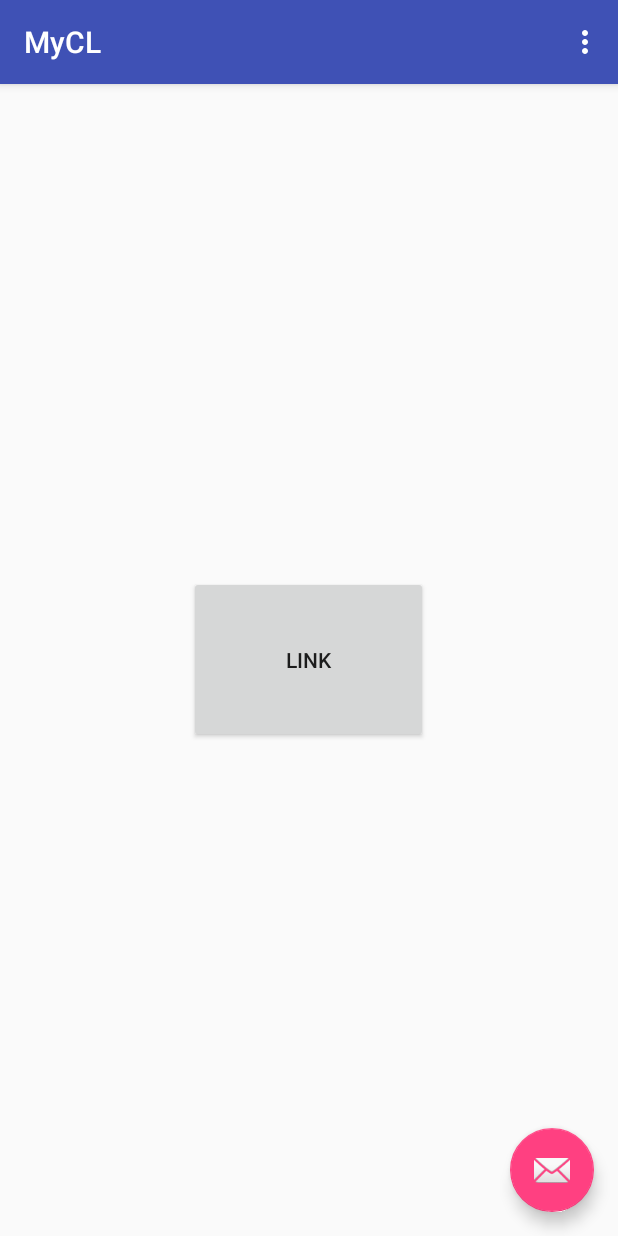
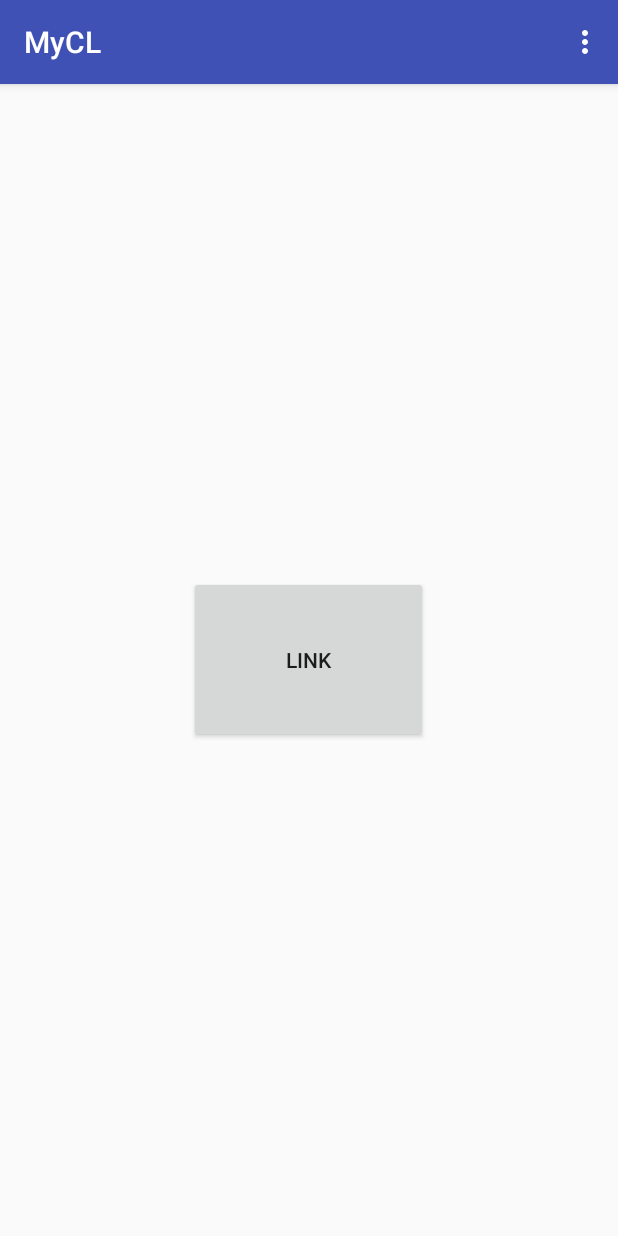
Before and after one commit to magio-hercules/LABis-MyCL, an Android app: the screen it shows after launch (MainActivity), on a phone screen of 412 x 824 dp. Run offline under Robolectric (Android 15) with nearby library versions, the phone set to English and light mode, and no system bars.

Commit message:
UPDATE UI
UPDATE UI

```diff
--- a/Android/app/src/main/java/com/labis/mycl/ContentsActivity.java
+++ b/Android/app/src/main/java/com/labis/mycl/ContentsActivity.java
@@ -4,6 +4,7 @@ import android.os.Bundle;
 import android.support.design.widget.TabLayout;
 import android.support.v4.view.ViewPager;
 import android.support.v7.app.AppCompatActivity;
+import android.support.v7.widget.Toolbar;
 
 public class ContentsActivity extends AppCompatActivity {
 
@@ -14,6 +15,10 @@ public class ContentsActivity extends AppCompatActivity {
     protected void onCreate(Bundle savedInstanceState) {
         super.onCreate(savedInstanceState);
         setContentView(R.layout.activity_contents);
+
+        //Adding toolbar to the activity
+        Toolbar toolbar = (Toolbar) findViewById(R.id.toolbar);
+        setSupportActionBar(toolbar);
 
         // Initializing the TabLayout
         tabLayout = (TabLayout) findViewById(R.id.tabLayout);
--- a/Android/app/src/main/java/com/labis/mycl/MainActivity.java
+++ b/Android/app/src/main/java/com/labis/mycl/MainActivity.java
@@ -2,8 +2,6 @@ package com.labis.mycl;
 
 import android.content.Intent;
 import android.os.Bundle;
-import android.support.design.widget.FloatingActionButton;
-import android.support.design.widget.Snackbar;
 import android.support.v7.app.AppCompatActivity;
 import android.support.v7.widget.Toolbar;
 import android.view.Menu;
@@ -19,15 +17,6 @@ public class MainActivity extends AppCompatActivity {
         setContentView(R.layout.activity_main);
         Toolbar toolbar = (Toolbar) findViewById(R.id.toolbar);
         setSupportActionBar(toolbar);
-
-        FloatingActionButton fab = (FloatingActionButton) findViewById(R.id.fab);
-        fab.setOnClickListener(new View.OnClickListener() {
-            @Override
-            public void onClick(View view) {
-                Snackbar.make(view, "Replace with your own action", Snackbar.LENGTH_LONG)
-                        .setAction("Action", null).show();
-            }
-        });
 
         findViewById(R.id.linkbutton).setOnClickListener(linkButtonClickListener);
     }
--- a/Android/app/src/main/res/layout/activity_main.xml
+++ b/Android/app/src/main/res/layout/activity_main.xml
@@ -1,5 +1,7 @@
-<?xml version="1.0" encoding="utf-8"?>
-<android.support.design.widget.CoordinatorLayout xmlns:android="http://schemas.android.com/apk/res/android"
+<LinearLayout
+    android:id="@+id/main_layout"
+    android:orientation="vertical"
+    xmlns:android="http://schemas.android.com/apk/res/android"
     xmlns:app="http://schemas.android.com/apk/res-auto"
     xmlns:tools="http://schemas.android.com/tools"
     android:layout_width="match_parent"
@@ -20,14 +22,22 @@
 
     </android.support.design.widget.AppBarLayout>
 
-    <include layout="@layout/content_main" />
+    <LinearLayout
+        android:layout_width="match_parent"
+        android:layout_height="match_parent"
+        android:gravity="center"
+        android:orientation="horizontal"
+        tools:layout_editor_absoluteX="0dp"
+        tools:layout_editor_absoluteY="0dp">
 
-    <android.support.design.widget.FloatingActionButton
-        android:id="@+id/fab"
-        android:layout_width="wrap_content"
-        android:layout_height="wrap_content"
-        android:layout_gravity="bottom|end"
-        android:layout_margin="@dimen/fab_margin"
-        app:srcCompat="@android:drawable/ic_dialog_email" />
+        <Button
+            android:id="@+id/linkbutton"
+            android:layout_width="159dp"
+            android:layout_height="111dp"
+            android:layout_gravity="center"
+            android:text="LINK"
+            tools:layout_editor_absoluteX="79dp"
+            tools:layout_editor_absoluteY="40dp" />
+    </LinearLayout>
 
-</android.support.design.widget.CoordinatorLayout>
+</LinearLayout>
--- a/Android/app/src/main/res/layout/content_main.xml
+++ /dev/null
@@ -1,29 +0,0 @@
-<?xml version="1.0" encoding="utf-8"?>
-<android.support.constraint.ConstraintLayout xmlns:android="http://schemas.android.com/apk/res/android"
-    xmlns:app="http://schemas.android.com/apk/res-auto"
-    xmlns:tools="http://schemas.android.com/tools"
-    android:layout_width="match_parent"
-    android:layout_height="match_parent"
-    app:layout_behavior="@string/appbar_scrolling_view_behavior"
-    tools:context=".MainActivity"
-    tools:showIn="@layout/activity_main">
-
-    <LinearLayout
-        android:layout_width="match_parent"
-        android:layout_height="match_parent"
-        android:gravity="center"
-        android:orientation="horizontal"
-        tools:layout_editor_absoluteX="0dp"
-        tools:layout_editor_absoluteY="0dp">
-
-        <Button
-            android:id="@+id/linkbutton"
-            android:layout_width="159dp"
-            android:layout_height="111dp"
-            android:layout_gravity="center"
-            android:text="LINK"
-            tools:layout_editor_absoluteX="79dp"
-            tools:layout_editor_absoluteY="40dp" />
-    </LinearLayout>
-
-</android.support.constraint.ConstraintLayout>
--- a/Android/app/src/main/res/values/styles.xml
+++ b/Android/app/src/main/res/values/styles.xml
@@ -1,7 +1,7 @@
 <resources>
 
     <!-- Base application theme. -->
-    <style name="AppTheme" parent="Theme.AppCompat.Light.DarkActionBar">
+    <style name="AppTheme" parent="Theme.AppCompat.Light.NoActionBar">
         <!-- Customize your theme here. -->
         <item name="colorPrimary">@color/colorPrimary</item>
         <item name="colorPrimaryDark">@color/colorPrimaryDark</item>
```
Also changed, not shown: Android/app/src/main/res/layout/activity_contents.xml (+14 -3 lines), 1 other file.
